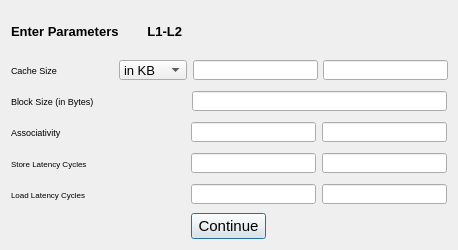
This is cacheconfig.ui in GithinGeorge2k1/CO_MIPS_SIMULATOR as Qt 5 draws it before an edit. The edited form follows.
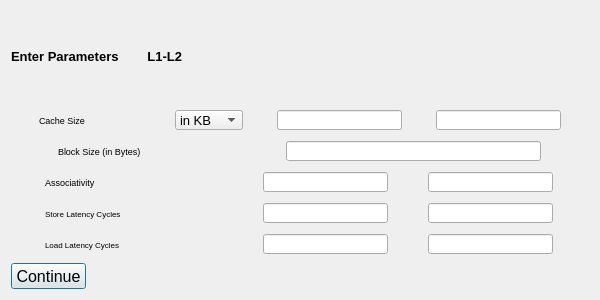
This is the edited form.

```diff
--- a/cacheconfig.ui
+++ b/cacheconfig.ui
@@ -6,8 +6,8 @@
    <rect>
     <x>0</x>
     <y>0</y>
-    <width>458</width>
-    <height>250</height>
+    <width>600</width>
+    <height>300</height>
    </rect>
   </property>
   <property name="sizePolicy">
@@ -24,8 +24,8 @@
   </property>
   <property name="maximumSize">
    <size>
-    <width>458</width>
-    <height>250</height>
+    <width>600</width>
+    <height>300</height>
    </size>
   </property>
   <property name="windowTitle">
@@ -451,7 +451,7 @@
      </item>
     </layout>
    </item>
-   <item alignment="Qt::AlignHCenter">
+   <item>
     <widget class="QPushButton" name="pushButton">
      <property name="sizePolicy">
       <sizepolicy hsizetype="Fixed" vsizetype="Fixed">
@@ -473,9 +473,15 @@
      </property>
      <property name="font">
       <font>
-       <pointsize>11</pointsize>
+       <pointsize>-1</pointsize>
+       <weight>50</weight>
+       <italic>false</italic>
+       <bold>false</bold>
       </font>
      </property>
+     <property name="styleSheet">
+      <string notr="true">font:16px</string>
+     </property>
      <property name="text">
       <string>Continue</string>
      </property>
```
